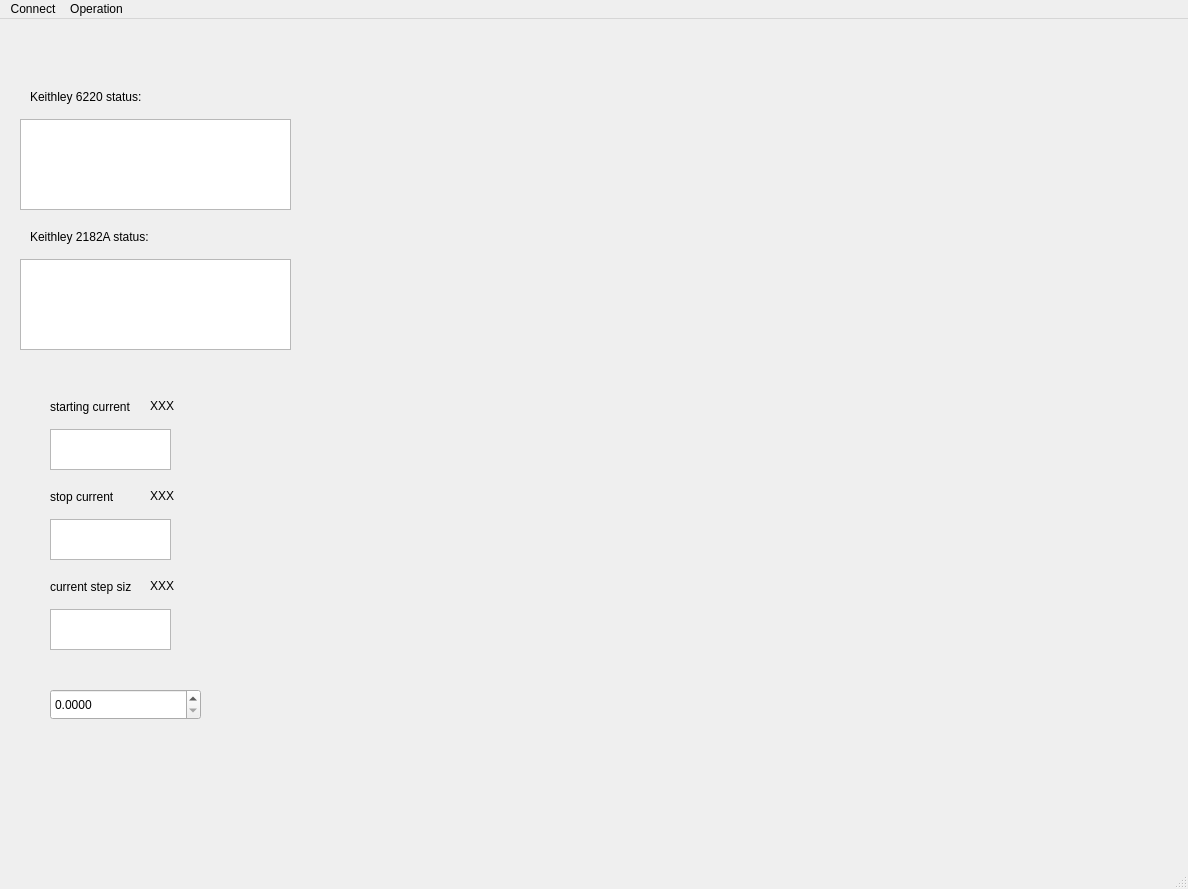
First picture: the form in iv_curve_measure.ui, repository George-0814/6220_2812_gui, before the edit.
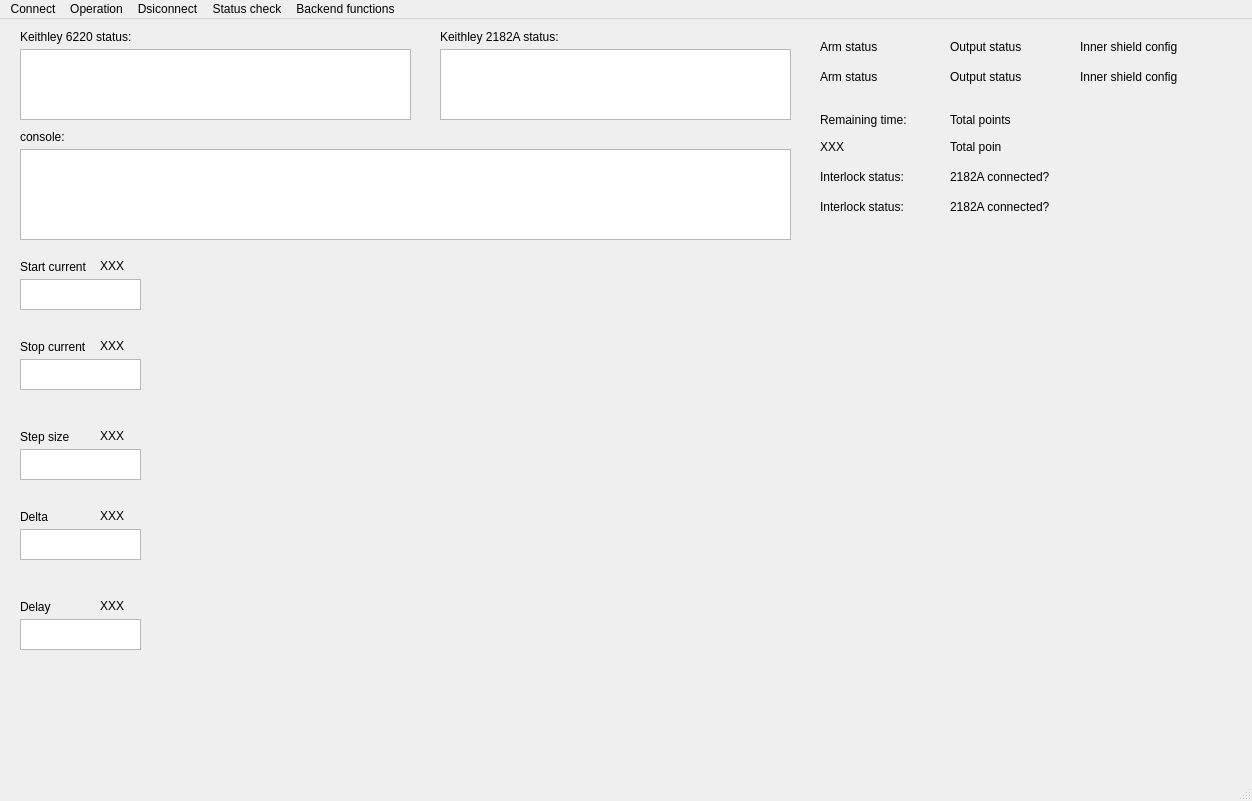
Second picture: the form after the edit. Custom widgets are drawn as their Qt base class.

Diff of the .ui file:
```diff
--- a/iv_curve_measure.ui
+++ b/iv_curve_measure.ui
@@ -6,8 +6,8 @@
    <rect>
     <x>0</x>
     <y>0</y>
-    <width>1188</width>
-    <height>889</height>
+    <width>1252</width>
+    <height>801</height>
    </rect>
   </property>
   <property name="windowTitle">
@@ -17,10 +17,10 @@
    <widget class="QWidget" name="ui_plot_canva" native="true">
     <property name="geometry">
      <rect>
-      <x>330</x>
-      <y>160</y>
-      <width>811</width>
-      <height>631</height>
+      <x>170</x>
+      <y>250</y>
+      <width>1051</width>
+      <height>471</height>
      </rect>
     </property>
    </widget>
@@ -28,17 +28,17 @@
     <property name="geometry">
      <rect>
       <x>20</x>
-      <y>100</y>
-      <width>271</width>
-      <height>91</height>
+      <y>30</y>
+      <width>391</width>
+      <height>71</height>
      </rect>
     </property>
    </widget>
    <widget class="QLabel" name="label">
     <property name="geometry">
      <rect>
-      <x>30</x>
-      <y>70</y>
+      <x>20</x>
+      <y>10</y>
       <width>121</width>
       <height>16</height>
      </rect>
@@ -50,8 +50,8 @@
    <widget class="QLabel" name="label_2">
     <property name="geometry">
      <rect>
-      <x>30</x>
-      <y>210</y>
+      <x>440</x>
+      <y>10</y>
       <width>121</width>
       <height>16</height>
      </rect>
@@ -60,44 +60,34 @@
      <string>Keithley 2182A status:</string>
     </property>
    </widget>
-   <widget class="QTextBrowser" name="keithley2182a_statusbox">
-    <property name="geometry">
-     <rect>
-      <x>20</x>
-      <y>240</y>
-      <width>271</width>
-      <height>91</height>
-     </rect>
-    </property>
-   </widget>
    <widget class="QTextEdit" name="start_cur_inputbox">
     <property name="geometry">
      <rect>
-      <x>50</x>
-      <y>410</y>
+      <x>20</x>
+      <y>260</y>
       <width>121</width>
-      <height>41</height>
+      <height>31</height>
      </rect>
     </property>
    </widget>
    <widget class="QLabel" name="label_3">
     <property name="geometry">
      <rect>
-      <x>50</x>
-      <y>380</y>
+      <x>20</x>
+      <y>240</y>
       <width>81</width>
       <height>16</height>
      </rect>
     </property>
     <property name="text">
-     <string>starting current</string>
+     <string>Start current</string>
     </property>
    </widget>
    <widget class="QLabel" name="start_current_lab">
     <property name="geometry">
      <rect>
-      <x>150</x>
-      <y>380</y>
+      <x>100</x>
+      <y>240</y>
       <width>47</width>
       <height>13</height>
      </rect>
@@ -109,8 +99,8 @@
    <widget class="QLabel" name="stop_current_lab">
     <property name="geometry">
      <rect>
-      <x>150</x>
-      <y>470</y>
+      <x>100</x>
+      <y>320</y>
       <width>47</width>
       <height>13</height>
      </rect>
@@ -122,31 +112,31 @@
    <widget class="QLabel" name="label_4">
     <property name="geometry">
      <rect>
-      <x>50</x>
-      <y>470</y>
+      <x>20</x>
+      <y>320</y>
       <width>81</width>
       <height>16</height>
      </rect>
     </property>
     <property name="text">
-     <string>stop current</string>
+     <string>Stop current</string>
     </property>
    </widget>
    <widget class="QTextEdit" name="stop_cur_inputbox">
     <property name="geometry">
      <rect>
-      <x>50</x>
-      <y>500</y>
+      <x>20</x>
+      <y>340</y>
       <width>121</width>
-      <height>41</height>
+      <height>31</height>
      </rect>
     </property>
    </widget>
    <widget class="QLabel" name="current_step_lab">
     <property name="geometry">
      <rect>
-      <x>150</x>
-      <y>560</y>
+      <x>100</x>
+      <y>410</y>
       <width>47</width>
       <height>13</height>
      </rect>
@@ -158,43 +148,311 @@
    <widget class="QLabel" name="label_5">
     <property name="geometry">
      <rect>
-      <x>50</x>
-      <y>560</y>
+      <x>20</x>
+      <y>410</y>
       <width>81</width>
       <height>16</height>
      </rect>
     </property>
     <property name="text">
-     <string>current step size</string>
+     <string>Step size</string>
     </property>
    </widget>
    <widget class="QTextEdit" name="cur_step_inputbox">
     <property name="geometry">
      <rect>
-      <x>50</x>
-      <y>590</y>
+      <x>20</x>
+      <y>430</y>
       <width>121</width>
-      <height>41</height>
+      <height>31</height>
      </rect>
     </property>
    </widget>
-   <widget class="QDoubleSpinBox" name="doubleSpinBox">
+   <widget class="QTextEdit" name="delta_inputbox">
     <property name="geometry">
      <rect>
-      <x>50</x>
-      <y>670</y>
-      <width>151</width>
+      <x>20</x>
+      <y>510</y>
+      <width>121</width>
       <height>31</height>
      </rect>
     </property>
-    <property name="prefix">
-     <string/>
+   </widget>
+   <widget class="QLabel" name="delta_label">
+    <property name="geometry">
+     <rect>
+      <x>100</x>
+      <y>490</y>
+      <width>47</width>
+      <height>13</height>
+     </rect>
     </property>
-    <property name="suffix">
-     <string/>
+    <property name="text">
+     <string>XXX</string>
     </property>
-    <property name="decimals">
-     <number>4</number>
+   </widget>
+   <widget class="QLabel" name="label_6">
+    <property name="geometry">
+     <rect>
+      <x>20</x>
+      <y>490</y>
+      <width>81</width>
+      <height>16</height>
+     </rect>
+    </property>
+    <property name="text">
+     <string>Delta</string>
+    </property>
+   </widget>
+   <widget class="QTextEdit" name="delay_inputbox">
+    <property name="geometry">
+     <rect>
+      <x>20</x>
+      <y>600</y>
+      <width>121</width>
+      <height>31</height>
+     </rect>
+    </property>
+   </widget>
+   <widget class="QLabel" name="delay_label">
+    <property name="geometry">
+     <rect>
+      <x>100</x>
+      <y>580</y>
+      <width>47</width>
+      <height>13</height>
+     </rect>
+    </property>
+    <property name="text">
+     <string>XXX</string>
+    </property>
+   </widget>
+   <widget class="QLabel" name="label_7">
+    <property name="geometry">
+     <rect>
+      <x>20</x>
+      <y>580</y>
+      <width>81</width>
+      <height>16</height>
+     </rect>
+    </property>
+    <property name="text">
+     <string>Delay</string>
+    </property>
+   </widget>
+   <widget class="QLabel" name="label_8">
+    <property name="geometry">
+     <rect>
+      <x>820</x>
+      <y>90</y>
+      <width>111</width>
+      <height>21</height>
+     </rect>
+    </property>
+    <property name="text">
+     <string>Remaining time:</string>
+    </property>
+   </widget>
+   <widget class="QLabel" name="remain_time_label">
+    <property name="geometry">
+     <rect>
+      <x>820</x>
+      <y>120</y>
+      <width>55</width>
+      <height>16</height>
+     </rect>
+    </property>
+    <property name="text">
+     <string>XXX</string>
+    </property>
+   </widget>
+   <widget class="QTextBrowser" name="keithley2182a_statusbox">
+    <property name="geometry">
+     <rect>
+      <x>440</x>
+      <y>30</y>
+      <width>351</width>
+      <height>71</height>
+     </rect>
+    </property>
+   </widget>
+   <widget class="QLabel" name="label_9">
+    <property name="geometry">
+     <rect>
+      <x>950</x>
+      <y>150</y>
+      <width>111</width>
+      <height>16</height>
+     </rect>
+    </property>
+    <property name="text">
+     <string>2182A connected?</string>
+    </property>
+   </widget>
+   <widget class="QLabel" name="nv_2182a_label">
+    <property name="geometry">
+     <rect>
+      <x>950</x>
+      <y>180</y>
+      <width>101</width>
+      <height>16</height>
+     </rect>
+    </property>
+    <property name="text">
+     <string>2182A connected?</string>
+    </property>
+   </widget>
+   <widget class="QLabel" name="label_10">
+    <property name="geometry">
+     <rect>
+      <x>1080</x>
+      <y>20</y>
+      <width>111</width>
+      <height>16</height>
+     </rect>
+    </property>
+    <property name="text">
+     <string>Inner shield config</string>
+    </property>
+   </widget>
+   <widget class="QLabel" name="inner_shield_label">
+    <property name="geometry">
+     <rect>
+      <x>1080</x>
+      <y>50</y>
+      <width>101</width>
+      <height>16</height>
+     </rect>
+    </property>
+    <property name="text">
+     <string>Inner shield config</string>
+    </property>
+   </widget>
+   <widget class="QLabel" name="arm_status_label">
+    <property name="geometry">
+     <rect>
+      <x>820</x>
+      <y>50</y>
+      <width>101</width>
+      <height>16</height>
+     </rect>
+    </property>
+    <property name="text">
+     <string>Arm status</string>
+    </property>
+   </widget>
+   <widget class="QLabel" name="label_12">
+    <property name="geometry">
+     <rect>
+      <x>820</x>
+      <y>20</y>
+      <width>111</width>
+      <height>16</height>
+     </rect>
+    </property>
+    <property name="text">
+     <string>Arm status</string>
+    </property>
+   </widget>
+   <widget class="QLabel" name="output_status_label">
+    <property name="geometry">
+     <rect>
+      <x>950</x>
+      <y>50</y>
+      <width>101</width>
+      <height>16</height>
+     </rect>
+    </property>
+    <property name="text">
+     <string>Output status</string>
+    </property>
+   </widget>
+   <widget class="QLabel" name="label_13">
+    <property name="geometry">
+     <rect>
+      <x>950</x>
+      <y>20</y>
+      <width>111</width>
+      <height>16</height>
+     </rect>
+    </property>
+    <property name="text">
+     <string>Output status</string>
+    </property>
+   </widget>
+   <widget class="QTextBrowser" name="console_statusbox">
+    <property name="geometry">
+     <rect>
+      <x>20</x>
+      <y>130</y>
+      <width>771</width>
+      <height>91</height>
+     </rect>
+    </property>
+   </widget>
+   <widget class="QLabel" name="label_14">
+    <property name="geometry">
+     <rect>
+      <x>20</x>
+      <y>110</y>
+      <width>121</width>
+      <height>16</height>
+     </rect>
+    </property>
+    <property name="text">
+     <string>console:</string>
+    </property>
+   </widget>
+   <widget class="QLabel" name="totalpoint_label">
+    <property name="geometry">
+     <rect>
+      <x>950</x>
+      <y>120</y>
+      <width>55</width>
+      <height>16</height>
+     </rect>
+    </property>
+    <property name="text">
+     <string>Total poin</string>
+    </property>
+   </widget>
+   <widget class="QLabel" name="label_11">
+    <property name="geometry">
+     <rect>
+      <x>950</x>
+      <y>90</y>
+      <width>111</width>
+      <height>21</height>
+     </rect>
+    </property>
+    <property name="text">
+     <string>Total points</string>
+    </property>
+   </widget>
+   <widget class="QLabel" name="label_15">
+    <property name="geometry">
+     <rect>
+      <x>820</x>
+      <y>150</y>
+      <width>111</width>
+      <height>16</height>
+     </rect>
+    </property>
+    <property name="text">
+     <string>Interlock status:</string>
+    </property>
+   </widget>
+   <widget class="QLabel" name="interlock_label">
+    <property name="geometry">
+     <rect>
+      <x>820</x>
+      <y>180</y>
+      <width>101</width>
+      <height>16</height>
+     </rect>
+    </property>
+    <property name="text">
+     <string>Interlock status:</string>
     </property>
    </widget>
   </widget>
@@ -203,8 +461,8 @@
     <rect>
      <x>0</x>
      <y>0</y>
-     <width>1188</width>
-     <height>21</height>
+     <width>1252</width>
+     <height>26</height>
     </rect>
    </property>
    <widget class="QMenu" name="menuConnect">
@@ -219,9 +477,54 @@
      <string>Operation</string>
     </property>
     <addaction name="actionStart_i_v_measure"/>
+    <addaction name="separator"/>
+    <addaction name="actionStop_i_v_measure"/>
+    <addaction name="separator"/>
+    <addaction name="actionSet_inner_shield_GUARD"/>
+    <addaction name="separator"/>
+    <addaction name="actionInit_measurement"/>
+    <addaction name="separator"/>
+    <addaction name="actionRetrieve_Data"/>
+   </widget>
+   <widget class="QMenu" name="menuDsiconnect">
+    <property name="title">
+     <string>Dsiconnect</string>
+    </property>
+    <addaction name="actionKeithley6220_discon"/>
+   </widget>
+   <widget class="QMenu" name="menuStatus_check">
+    <property name="title">
+     <string>Status check</string>
+    </property>
+    <addaction name="actionInner_shield_config"/>
+    <addaction name="separator"/>
+    <addaction name="actionOutput_Low_config"/>
+    <addaction name="separator"/>
+    <addaction name="actionPower_output"/>
+    <addaction name="separator"/>
+    <addaction name="actionArmed"/>
+    <addaction name="separator"/>
+    <addaction name="actionInterlock"/>
+    <addaction name="separator"/>
+    <addaction name="actionVerify_params"/>
+    <addaction name="separator"/>
+    <addaction name="action2182A_exist"/>
+    <addaction name="separator"/>
+    <addaction name="actionOUTPUT_status"/>
+    <addaction name="separator"/>
+    <addaction name="actionError_message"/>
+   </widget>
+   <widget class="QMenu" name="menuBackend_functions">
+    <property name="title">
+     <string>Backend functions</string>
+    </property>
+    <addaction name="actionStop_arm_query_timer"/>
    </widget>
    <addaction name="menuConnect"/>
    <addaction name="menuOperation"/>
+   <addaction name="menuDsiconnect"/>
+   <addaction name="menuStatus_check"/>
+   <addaction name="menuBackend_functions"/>
   </widget>
   <widget class="QStatusBar" name="statusbar"/>
   <action name="actionKeithley6220">
@@ -240,6 +543,14 @@
    </property>
   </action>
  </widget>
+ <customwidgets>
+  <customwidget>
+   <class>PlotWidget</class>
+   <extends>QWidget</extends>
+   <header>pyqtgraph.h</header>
+   <container>1</container>
+  </customwidget>
+ </customwidgets>
  <resources/>
  <connections/>
 </ui>
```
Left out of the diff: 85 changed lines with no effect on the pictures.
